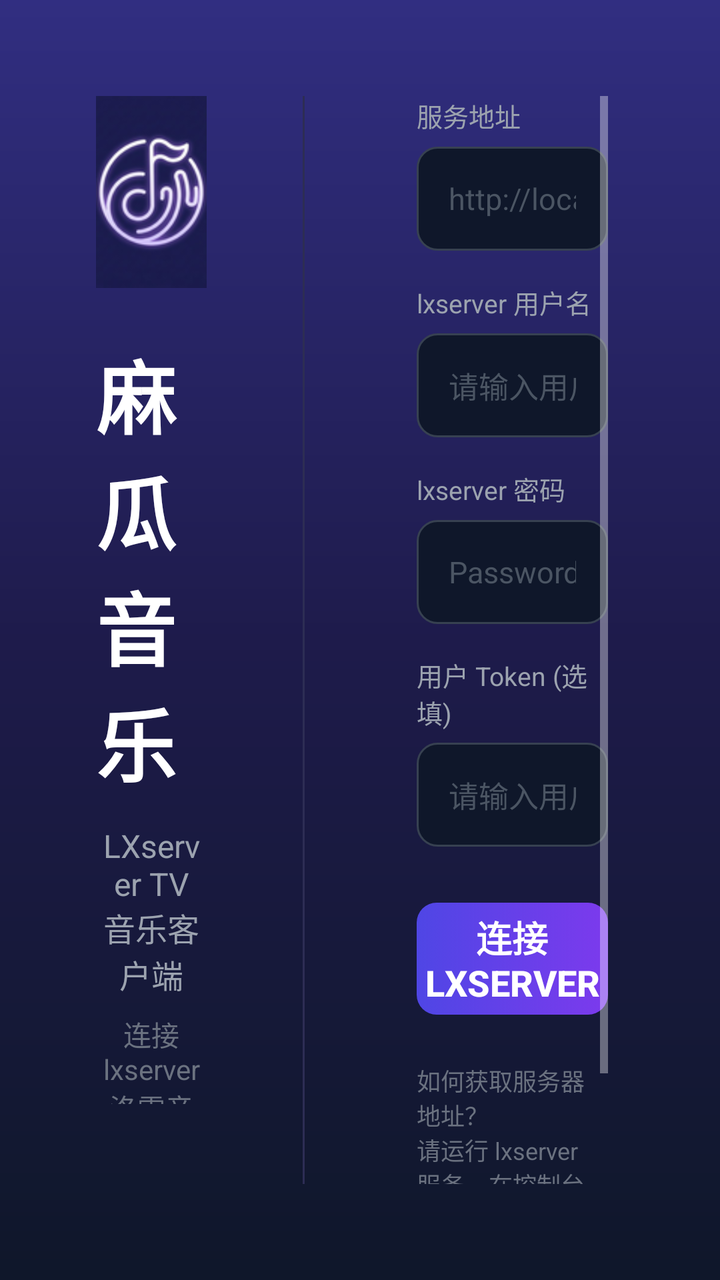
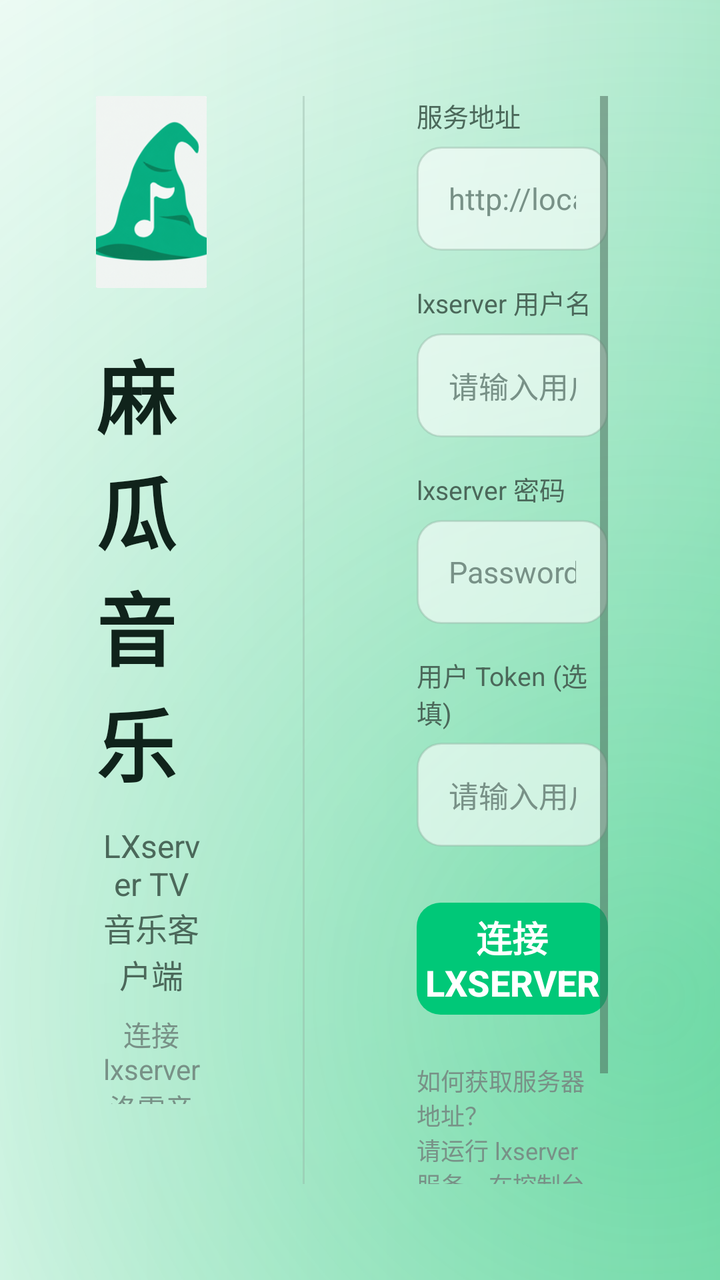

Screens rendered from an Android XML layout before and after an edit, with the pre-edit source and the edit as a unified diff.
<!-- AndroidManifest.xml: application theme AppTheme.NoActionBar -->
<!-- res/layout/activity_config.xml -->
<?xml version="1.0" encoding="utf-8"?>
<androidx.constraintlayout.widget.ConstraintLayout xmlns:android="http://schemas.android.com/apk/res/android"
    xmlns:app="http://schemas.android.com/apk/res-auto"
    android:layout_width="match_parent"
    android:layout_height="match_parent"
    android:background="@drawable/bg_app_gradient">

    
    <LinearLayout
        android:id="@+id/panelLeft"
        android:layout_width="0dp"
        android:layout_height="match_parent"
        android:orientation="vertical"
        android:gravity="center"
        android:padding="48dp"
        app:layout_constraintStart_toStartOf="parent"
        app:layout_constraintWidth_percent="0.42"
        app:layout_constraintTop_toTopOf="parent"
        app:layout_constraintBottom_toBottomOf="parent">

        <ImageView
            android:layout_width="96dp"
            android:layout_height="96dp"
            android:src="@drawable/ic_logo"
            android:contentDescription="Logo"
            android:layout_marginBottom="24dp" />

        <TextView
            android:layout_width="wrap_content"
            android:layout_height="wrap_content"
            android:text="麻瓜音乐"
            android:textColor="#FFFFFF"
            android:textSize="40sp"
            android:textStyle="bold"
            android:layout_marginBottom="12dp" />

        <TextView
            android:layout_width="wrap_content"
            android:layout_height="wrap_content"
            android:text="LXserver TV 音乐客户端"
            android:textColor="#9CA3AF"
            android:textSize="16sp"
            android:gravity="center"
            android:layout_marginBottom="8dp" />

        <TextView
            android:layout_width="wrap_content"
            android:layout_height="wrap_content"
            android:text="连接 lxserver 洛雪音乐服务"
            android:textColor="#6B7280"
            android:textSize="14sp"
            android:gravity="center"
            android:layout_marginBottom="40dp" />

        
        <Button
            android:id="@+id/btnToggleMode"
            android:layout_width="wrap_content"
            android:layout_height="wrap_content"
            android:text="扫码配置"
            android:textColor="#FFFFFF"
            android:background="@drawable/bg_btn_primary"
            android:paddingStart="24dp"
            android:paddingEnd="24dp"
            android:focusable="true"
            android:nextFocusRight="@+id/etUrl" />

    </LinearLayout>

    
    <View
        android:id="@+id/divider"
        android:layout_width="1dp"
        android:layout_height="0dp"
        android:background="#2D2D54"
        android:layout_marginTop="48dp"
        android:layout_marginBottom="48dp"
        app:layout_constraintStart_toEndOf="@+id/panelLeft"
        app:layout_constraintTop_toTopOf="parent"
        app:layout_constraintBottom_toBottomOf="parent" />

    
    <ScrollView
        android:id="@+id/panelRight"
        android:layout_width="0dp"
        android:layout_height="0dp"
        android:fillViewport="true"
        android:paddingStart="56dp"
        android:paddingEnd="56dp"
        android:paddingTop="48dp"
        android:paddingBottom="48dp"
        app:layout_constraintStart_toEndOf="@+id/divider"
        app:layout_constraintEnd_toEndOf="parent"
        app:layout_constraintTop_toTopOf="parent"
        app:layout_constraintBottom_toBottomOf="parent">

        <LinearLayout
            android:layout_width="match_parent"
            android:layout_height="wrap_content"
            android:orientation="vertical">

        
        <LinearLayout
            android:id="@+id/layoutManual"
            android:layout_width="match_parent"
            android:layout_height="wrap_content"
            android:orientation="vertical"
            android:visibility="visible">

            
            <TextView
                android:layout_width="wrap_content"
                android:layout_height="wrap_content"
                android:text="服务地址"
                android:textColor="#9CA3AF"
                android:textSize="13sp"
                android:layout_marginBottom="6dp" />

            <EditText
                android:id="@+id/etUrl"
                android:layout_width="match_parent"
                android:layout_height="52dp"
                android:background="@drawable/bg_input_field"
                android:hint="http://localhost:9527"
                android:inputType="textUri"
                android:paddingStart="16dp"
                android:paddingEnd="16dp"
                android:textColor="#FFFFFF"
                android:textColorHint="#4B5563"
                android:textSize="15sp"
                android:singleLine="true"
                android:imeOptions="actionNext"
                android:focusable="true"
                android:focusableInTouchMode="true"
                android:nextFocusDown="@+id/etUsername"
                android:nextFocusUp="@+id/btnConnect"
                android:nextFocusLeft="@+id/btnToggleMode"
                android:nextFocusRight="@+id/etUrl"
                android:layout_marginBottom="16dp" />

            
            <TextView
                android:layout_width="wrap_content"
                android:layout_height="wrap_content"
                android:text="lxserver 用户名"
                android:textColor="#9CA3AF"
                android:textSize="13sp"
                android:layout_marginBottom="6dp" />

            <EditText
                android:id="@+id/etUsername"
                android:layout_width="match_parent"
                android:layout_height="52dp"
                android:background="@drawable/bg_input_field"
                android:hint="请输入用户名"
                android:inputType="textPersonName"
                android:paddingStart="16dp"
                android:paddingEnd="16dp"
                android:textColor="#FFFFFF"
                android:textColorHint="#4B5563"
                android:textSize="15sp"
                android:singleLine="true"
                android:imeOptions="actionNext"
                android:focusable="true"
                android:focusableInTouchMode="true"
                android:nextFocusDown="@+id/etPassword"
                android:nextFocusUp="@+id/etUrl"
                android:nextFocusLeft="@+id/btnToggleMode"
                android:nextFocusRight="@+id/etUsername"
                android:layout_marginBottom="16dp" />

            
            <TextView
                android:layout_width="wrap_content"
                android:layout_height="wrap_content"
                android:text="lxserver 密码"
                android:textColor="#9CA3AF"
                android:textSize="13sp"
                android:layout_marginBottom="6dp" />

            <EditText
                android:id="@+id/etPassword"
                android:layout_width="match_parent"
                android:layout_height="52dp"
                android:background="@drawable/bg_input_field"
                android:hint="Password"
                android:inputType="textPassword"
                android:paddingStart="16dp"
                android:paddingEnd="16dp"
                android:textColor="#FFFFFF"
                android:textColorHint="#4B5563"
                android:textSize="15sp"
                android:singleLine="true"
                android:imeOptions="actionNext"
                android:focusable="true"
                android:focusableInTouchMode="true"
                android:nextFocusDown="@+id/etToken"
                android:nextFocusUp="@+id/etUsername"
                android:nextFocusLeft="@+id/btnToggleMode"
                android:nextFocusRight="@+id/etPassword"
                android:layout_marginBottom="16dp" />

            
            <TextView
                android:layout_width="wrap_content"
                android:layout_height="wrap_content"
                android:text="用户 Token (选填)"
                android:textColor="#9CA3AF"
                android:textSize="13sp"
                android:layout_marginBottom="6dp" />

            <EditText
                android:id="@+id/etToken"
                android:layout_width="match_parent"
                android:layout_height="52dp"
                android:background="@drawable/bg_input_field"
                android:hint="请输入用户 Token"
                android:inputType="text"
                android:paddingStart="16dp"
                android:paddingEnd="16dp"
                android:textColor="#FFFFFF"
                android:textColorHint="#4B5563"
                android:textSize="15sp"
                android:singleLine="true"
                android:imeOptions="actionDone"
                android:focusable="true"
                android:focusableInTouchMode="true"
                android:nextFocusDown="@+id/btnConnect"
                android:nextFocusUp="@+id/etPassword"
                android:nextFocusLeft="@+id/btnToggleMode"
                android:nextFocusRight="@+id/etToken"
                android:layout_marginBottom="28dp" />

            
            <Button
                android:id="@+id/btnConnect"
                android:layout_width="match_parent"
                android:layout_height="56dp"
                android:background="@drawable/bg_btn_primary"
                android:text="连接 lxserver"
                android:textColor="#FFFFFF"
                android:textSize="18sp"
                android:textStyle="bold"
                android:stateListAnimator="@null"
                android:focusable="true"
                android:nextFocusDown="@+id/etUrl"
                android:nextFocusUp="@+id/etPassword"
                android:nextFocusLeft="@+id/btnToggleMode"
                android:nextFocusRight="@+id/btnConnect" />

            
            <TextView
                android:layout_width="wrap_content"
                android:layout_height="wrap_content"
                android:text="如何获取服务器地址？\n请运行 lxserver 服务，在控制台查看地址"
                android:textColor="#6B7280"
                android:textSize="12sp"
                android:gravity="start"
                android:layout_marginTop="24dp"
                android:layout_marginBottom="8dp" />

            <TextView
                android:layout_width="wrap_content"
                android:layout_height="wrap_content"
                android:text="如何获取账号密码？\n在 lxserver 的[管理控制台]中配置用户"
                android:textColor="#6B7280"
                android:textSize="12sp"
                android:gravity="start" />

        </LinearLayout>

        
        <LinearLayout
            android:id="@+id/layoutQr"
            android:layout_width="match_parent"
            android:layout_height="wrap_content"
            android:orientation="vertical"
            android:gravity="center"
            android:visibility="gone">

            <FrameLayout
                android:layout_width="240dp"
                android:layout_height="240dp"
                android:background="@drawable/bg_input_field"
                android:padding="12dp">

                <ImageView
                    android:id="@+id/ivQrCode"
                    android:layout_width="match_parent"
                    android:layout_height="match_parent"
                    android:scaleType="fitCenter" />
            </FrameLayout>

            <TextView
                android:id="@+id/tvScanHint"
                android:layout_width="wrap_content"
                android:layout_height="wrap_content"
                android:text="手机扫码配置服务器"
                android:textColor="#FFFFFF"
                android:textSize="18sp"
                android:layout_marginTop="24dp" />

            <TextView
                android:id="@+id/tvIpAddress"
                android:layout_width="wrap_content"
                android:layout_height="wrap_content"
                android:text="正在获取地址..."
                android:textColor="#9CA3AF"
                android:textSize="14sp"
                android:layout_marginTop="8dp" />

        </LinearLayout>

        </LinearLayout>

    </ScrollView>

</androidx.constraintlayout.widget.ConstraintLayout>
<!-- resources referenced by this layout -->
<resources>
  <!-- drawable bg_app_gradient (drawable) -->
  <?xml version="1.0" encoding="utf-8"?>
  <shape xmlns:android="http://schemas.android.com/apk/res/android"
      android:shape="rectangle">
      <gradient
          android:angle="270"
          android:endColor="#0F172A"
          android:centerColor="#1E1B4B"
          android:startColor="#312E81"
          android:type="linear" />
  </shape>
  <!-- drawable bg_btn_primary (drawable) -->
  <?xml version="1.0" encoding="utf-8"?>
  <selector xmlns:android="http://schemas.android.com/apk/res/android">
      
      <item android:state_focused="true">
          <shape android:shape="rectangle">
              <gradient
                  android:angle="0"
                  android:startColor="#6D28D9"
                  android:endColor="#9333EA"
                  android:type="linear" />
              <corners android:radius="10dp" />
              <stroke android:width="3dp" android:color="#FFFFFF" />
          </shape>
      </item>
      
      <item>
          <shape android:shape="rectangle">
              <gradient
                  android:angle="0"
                  android:startColor="#4F46E5"
                  android:endColor="#7C3AED"
                  android:type="linear" />
              <corners android:radius="10dp" />
          </shape>
      </item>
  </selector>
  <!-- drawable bg_input_field (drawable) -->
  <?xml version="1.0" encoding="utf-8"?>
  <selector xmlns:android="http://schemas.android.com/apk/res/android">
      <item android:state_focused="true">
          <shape android:shape="rectangle">
              <solid android:color="#1E1B4B" />
              <corners android:radius="10dp" />
              <stroke android:width="3dp" android:color="#FFFFFF" />
          </shape>
      </item>
      <item>
          <shape android:shape="rectangle">
              <solid android:color="#0F172A" />
              <corners android:radius="10dp" />
              <stroke android:width="1dp" android:color="#374151" />
          </shape>
      </item>
  </selector>
  <!-- drawable ic_logo: png bitmap (drawable, 19374 bytes) -->
  <style name="AppTheme.NoActionBar" parent="Theme.AppCompat.NoActionBar">
          <item name="windowActionBar">false</item>
          <item name="windowNoTitle">true</item>
          <item name="android:windowBackground">@null</item>
      </style>
</resources>

<!-- the commit's change to res/layout/activity_config.xml (unified diff, before → after) -->
@@ -29,7 +29,7 @@
             android:layout_width="wrap_content"
             android:layout_height="wrap_content"
             android:text="麻瓜音乐"
-            android:textColor="#FFFFFF"
+            android:textColor="@color/lx_text_primary"
             android:textSize="40sp"
             android:textStyle="bold"
             android:layout_marginBottom="12dp" />
@@ -38,7 +38,7 @@
             android:layout_width="wrap_content"
             android:layout_height="wrap_content"
             android:text="LXserver TV 音乐客户端"
-            android:textColor="#9CA3AF"
+            android:textColor="@color/lx_text_secondary"
             android:textSize="16sp"
             android:gravity="center"
             android:layout_marginBottom="8dp" />
@@ -47,7 +47,7 @@
             android:layout_width="wrap_content"
             android:layout_height="wrap_content"
             android:text="连接 lxserver 洛雪音乐服务"
-            android:textColor="#6B7280"
+            android:textColor="@color/lx_text_muted"
             android:textSize="14sp"
             android:gravity="center"
             android:layout_marginBottom="40dp" />
@@ -58,7 +58,7 @@
             android:layout_width="wrap_content"
             android:layout_height="wrap_content"
             android:text="扫码配置"
-            android:textColor="#FFFFFF"
+            android:textColor="@color/white"
             android:background="@drawable/bg_btn_primary"
             android:paddingStart="24dp"
             android:paddingEnd="24dp"
@@ -72,7 +72,7 @@
         android:id="@+id/divider"
         android:layout_width="1dp"
         android:layout_height="0dp"
-        android:background="#2D2D54"
+        android:background="@color/lx_border"
         android:layout_marginTop="48dp"
         android:layout_marginBottom="48dp"
         app:layout_constraintStart_toEndOf="@+id/panelLeft"
@@ -112,7 +112,7 @@
                 android:layout_width="wrap_content"
                 android:layout_height="wrap_content"
                 android:text="服务地址"
-                android:textColor="#9CA3AF"
+                android:textColor="@color/lx_text_secondary"
                 android:textSize="13sp"
                 android:layout_marginBottom="6dp" />
 
@@ -125,8 +125,8 @@
                 android:inputType="textUri"
                 android:paddingStart="16dp"
                 android:paddingEnd="16dp"
-                android:textColor="#FFFFFF"
-                android:textColorHint="#4B5563"
+                android:textColor="@color/lx_text_primary"
+                android:textColorHint="@color/lx_text_muted"
                 android:textSize="15sp"
                 android:singleLine="true"
                 android:imeOptions="actionNext"
@@ -143,7 +143,7 @@
                 android:layout_width="wrap_content"
                 android:layout_height="wrap_content"
                 android:text="lxserver 用户名"
-                android:textColor="#9CA3AF"
+                android:textColor="@color/lx_text_secondary"
                 android:textSize="13sp"
                 android:layout_marginBottom="6dp" />
 
@@ -156,8 +156,8 @@
                 android:inputType="textPersonName"
                 android:paddingStart="16dp"
                 android:paddingEnd="16dp"
-                android:textColor="#FFFFFF"
-                android:textColorHint="#4B5563"
+                android:textColor="@color/lx_text_primary"
+                android:textColorHint="@color/lx_text_muted"
                 android:textSize="15sp"
                 android:singleLine="true"
                 android:imeOptions="actionNext"
@@ -174,7 +174,7 @@
                 android:layout_width="wrap_content"
                 android:layout_height="wrap_content"
                 android:text="lxserver 密码"
-                android:textColor="#9CA3AF"
+                android:textColor="@color/lx_text_secondary"
                 android:textSize="13sp"
                 android:layout_marginBottom="6dp" />
 
@@ -187,8 +187,8 @@
                 android:inputType="textPassword"
                 android:paddingStart="16dp"
                 android:paddingEnd="16dp"
-                android:textColor="#FFFFFF"
-                android:textColorHint="#4B5563"
+                android:textColor="@color/lx_text_primary"
+                android:textColorHint="@color/lx_text_muted"
                 android:textSize="15sp"
                 android:singleLine="true"
                 android:imeOptions="actionNext"
@@ -205,7 +205,7 @@
                 android:layout_width="wrap_content"
                 android:layout_height="wrap_content"
                 android:text="用户 Token (选填)"
-                android:textColor="#9CA3AF"
+                android:textColor="@color/lx_text_secondary"
                 android:textSize="13sp"
                 android:layout_marginBottom="6dp" />
 
@@ -218,8 +218,8 @@
                 android:inputType="text"
                 android:paddingStart="16dp"
                 android:paddingEnd="16dp"
-                android:textColor="#FFFFFF"
-                android:textColorHint="#4B5563"
+                android:textColor="@color/lx_text_primary"
+                android:textColorHint="@color/lx_text_muted"
                 android:textSize="15sp"
                 android:singleLine="true"
                 android:imeOptions="actionDone"
@@ -238,7 +238,7 @@
                 android:layout_height="56dp"
                 android:background="@drawable/bg_btn_primary"
                 android:text="连接 lxserver"
-                android:textColor="#FFFFFF"
+                android:textColor="@color/white"
                 android:textSize="18sp"
                 android:textStyle="bold"
                 android:stateListAnimator="@null"
@@ -253,7 +253,7 @@
                 android:layout_width="wrap_content"
                 android:layout_height="wrap_content"
                 android:text="如何获取服务器地址？\n请运行 lxserver 服务，在控制台查看地址"
-                android:textColor="#6B7280"
+                android:textColor="@color/lx_text_muted"
                 android:textSize="12sp"
                 android:gravity="start"
                 android:layout_marginTop="24dp"
@@ -263,7 +263,7 @@
                 android:layout_width="wrap_content"
                 android:layout_height="wrap_content"
                 android:text="如何获取账号密码？\n在 lxserver 的[管理控制台]中配置用户"
-                android:textColor="#6B7280"
+                android:textColor="@color/lx_text_muted"
                 android:textSize="12sp"
                 android:gravity="start" />
 
@@ -296,7 +296,7 @@
                 android:layout_width="wrap_content"
                 android:layout_height="wrap_content"
                 android:text="手机扫码配置服务器"
-                android:textColor="#FFFFFF"
+                android:textColor="@color/lx_text_primary"
                 android:textSize="18sp"
                 android:layout_marginTop="24dp" />
 
@@ -305,7 +305,7 @@
                 android:layout_width="wrap_content"
                 android:layout_height="wrap_content"
                 android:text="正在获取地址..."
-                android:textColor="#9CA3AF"
+                android:textColor="@color/lx_text_secondary"
                 android:textSize="14sp"
                 android:layout_marginTop="8dp" />
 
<!-- resource entries referenced after the edit -->
@@ -1,40 +1,70 @@
 <!-- resources referenced by this layout -->
 <resources>
+  <color name="lx_border">#6694B2A2</color>
+  <color name="lx_text_muted">#789187</color>
+  <color name="lx_text_primary">#10231B</color>
+  <color name="lx_text_secondary">#4B685A</color>
+  <color name="white">#FFFFFFFF</color>
   <!-- drawable bg_app_gradient (drawable) -->
   <?xml version="1.0" encoding="utf-8"?>
-  <shape xmlns:android="http://schemas.android.com/apk/res/android"
-      android:shape="rectangle">
-      <gradient
-          android:angle="270"
-          android:endColor="#0F172A"
-          android:centerColor="#1E1B4B"
-          android:startColor="#312E81"
-          android:type="linear" />
-  </shape>
-  <!-- drawable bg_btn_primary (drawable) -->
-  <?xml version="1.0" encoding="utf-8"?>
-  <selector xmlns:android="http://schemas.android.com/apk/res/android">
+  <layer-list xmlns:android="http://schemas.android.com/apk/res/android">
       
-      <item android:state_focused="true">
+      <item>
           <shape android:shape="rectangle">
-              <gradient
-                  android:angle="0"
-                  android:startColor="#6D28D9"
-                  android:endColor="#9333EA"
-                  android:type="linear" />
-              <corners android:radius="10dp" />
-              <stroke android:width="3dp" android:color="#FFFFFF" />
+              <solid android:color="#F3FAF6" />
           </shape>
       </item>
-      
       <item>
           <shape android:shape="rectangle">
               <gradient
                   android:angle="0"
-                  android:startColor="#4F46E5"
-                  android:endColor="#7C3AED"
-                  android:type="linear" />
-              <corners android:radius="10dp" />
+                  android:startColor="#FFFFFFFF"
+                  android:endColor="#9FE4C2" />
+          </shape>
+      </item>
+      <item>
+          <shape android:shape="rectangle">
+              <gradient
+                  android:type="radial"
+                  android:centerX="0.10"
+                  android:centerY="0.04"
+                  android:gradientRadius="620dp"
+                  android:startColor="#CCFFFFFF"
+                  android:endColor="#00FFFFFF" />
+          </shape>
+      </item>
+      <item>
+          <shape android:shape="rectangle">
+              <gradient
+                  android:type="radial"
+                  android:centerX="0.90"
+                  android:centerY="0.78"
+                  android:gradientRadius="760dp"
+                  android:startColor="#6620C878"
+                  android:endColor="#0020C878" />
+          </shape>
+      </item>
+  </layer-list>
+  <!-- drawable bg_btn_primary (drawable) -->
+  <?xml version="1.0" encoding="utf-8"?>
+  <selector xmlns:android="http://schemas.android.com/apk/res/android">
+      <item android:state_pressed="true">
+          <shape android:shape="rectangle">
+              <solid android:color="@color/lx_brand_pressed" />
+              <corners android:radius="12dp" />
+          </shape>
+      </item>
+      <item android:state_focused="true">
+          <shape android:shape="rectangle">
+              <solid android:color="@color/lx_brand" />
+              <corners android:radius="12dp" />
+              <stroke android:width="2dp" android:color="@color/lx_focus_ring" />
+          </shape>
+      </item>
+      <item>
+          <shape android:shape="rectangle">
+              <solid android:color="@color/lx_brand" />
+              <corners android:radius="12dp" />
           </shape>
       </item>
   </selector>
@@ -43,24 +73,45 @@
   <selector xmlns:android="http://schemas.android.com/apk/res/android">
       <item android:state_focused="true">
           <shape android:shape="rectangle">
-              <solid android:color="#1E1B4B" />
-              <corners android:radius="10dp" />
-              <stroke android:width="3dp" android:color="#FFFFFF" />
+              <solid android:color="#B8FFFFFF" />
+              <corners android:radius="12dp" />
+              <stroke android:width="2dp" android:color="@color/lx_focus_ring" />
           </shape>
       </item>
       <item>
           <shape android:shape="rectangle">
-              <solid android:color="#0F172A" />
-              <corners android:radius="10dp" />
-              <stroke android:width="1dp" android:color="#374151" />
+              <solid android:color="#98FFFFFF" />
+              <corners android:radius="12dp" />
+              <stroke android:width="1dp" android:color="@color/lx_border" />
           </shape>
       </item>
   </selector>
-  <!-- drawable ic_logo: png bitmap (drawable, 19374 bytes) -->
-  <style name="AppTheme.NoActionBar" parent="Theme.AppCompat.NoActionBar">
+  <!-- drawable ic_logo: png bitmap (drawable, 69795 bytes) -->
+  <style name="AppTheme.NoActionBar" parent="AppTheme">
           <item name="windowActionBar">false</item>
           <item name="windowNoTitle">true</item>
-          <item name="android:windowBackground">@null</item>
+          <item name="android:windowBackground">@color/lx_bg_canvas</item>
       </style>
+  <color name="lx_brand_pressed">#00A965</color>
+  <color name="lx_brand">#00C878</color>
+  <color name="lx_focus_ring">#00A965</color>
+  <style name="AppTheme" parent="Theme.AppCompat">
+          <item name="colorPrimary">@color/colorPrimary</item>
+          <item name="colorPrimaryDark">@color/colorPrimaryDark</item>
+          <item name="colorAccent">@color/colorAccent</item>
+          <item name="android:colorAccent">@color/lx_brand</item>
+          <item name="android:windowBackground">@color/lx_bg_canvas</item>
+          <item name="android:navigationBarColor">@color/lx_bg_canvas</item>
+          <item name="android:statusBarColor">@color/lx_bg_canvas</item>
+          <item name="android:windowLightNavigationBar">true</item>
+          <item name="android:windowLightStatusBar">true</item>
+          <item name="android:textColorPrimary">@color/lx_text_primary</item>
+          <item name="android:textColorSecondary">@color/lx_text_secondary</item>
+          <item name="android:windowActionModeOverlay">true</item>
+      </style>
+  <color name="lx_bg_canvas">#F3F8F5</color>
+  <color name="colorPrimary">@color/lx_brand</color>
+  <color name="colorPrimaryDark">@color/lx_brand_pressed</color>
+  <color name="colorAccent">@color/lx_brand</color>
 </resources>
 
